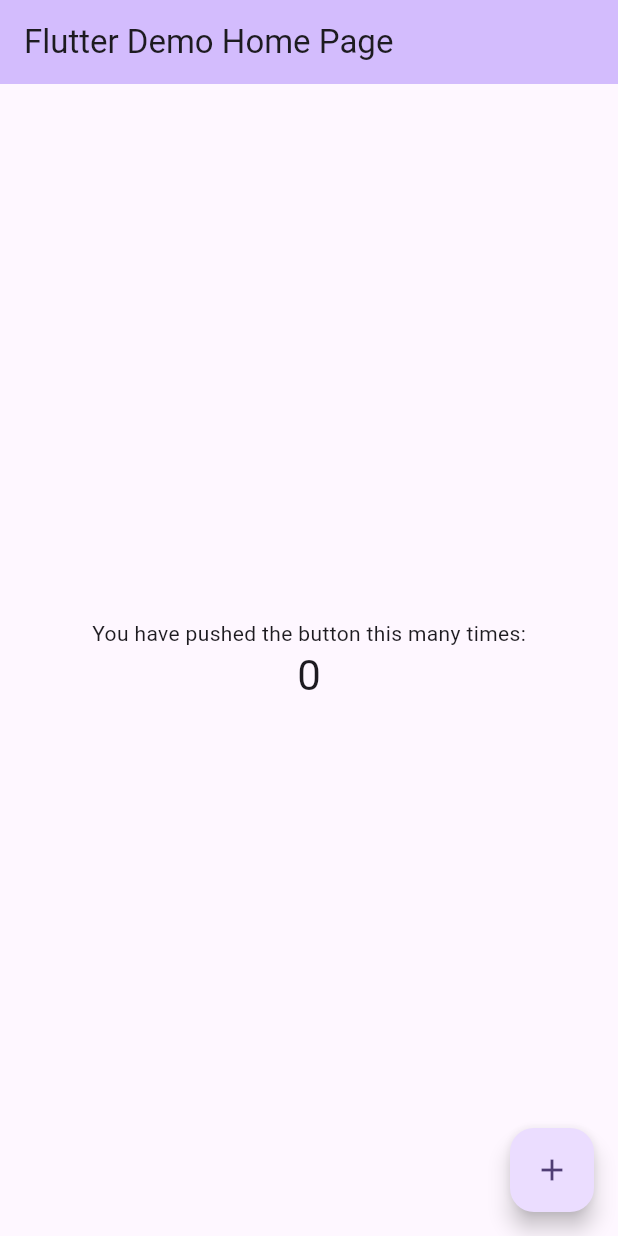
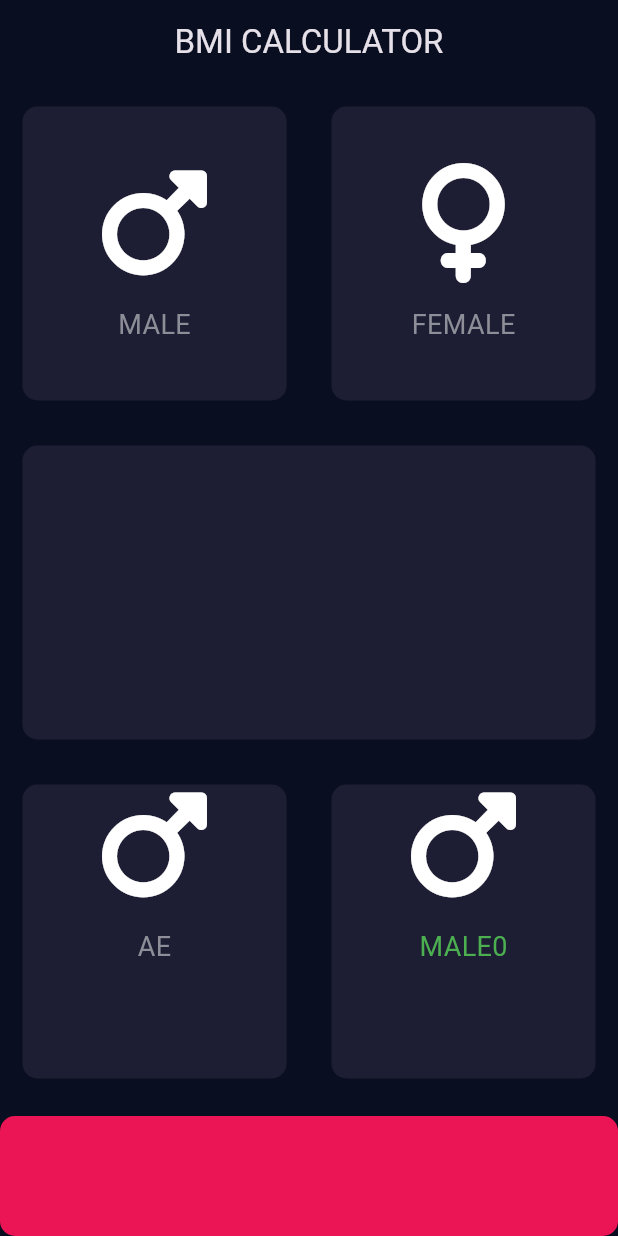
Before and after one commit to sulavkarki7/BMI, a Flutter app: the screen it shows after launch, on a phone screen of 412 x 824 dp. Run offline on Flutter 3.47's test engine with Material 3 defaults, Android fonts, the phone set to English and light mode, and no system bars; our stand-ins replace font_awesome_flutter.

Commit message:
2nd commit

```diff
--- /dev/null
+++ b/lib/icon_content.dart
@@ -0,0 +1,29 @@
+import 'package:flutter/material.dart';
+
+const labelTextStyle = TextStyle(
+  fontSize: 18.0,
+  color: Color(0xFF8D8E98),
+);
+
+class IconContent extends StatelessWidget {
+  IconContent({super.key, required this.icon, required this.label});
+  final IconData icon;
+  String label;
+
+  @override
+  Widget build(BuildContext context) {
+    return Column(
+      mainAxisAlignment: MainAxisAlignment.center,
+      children: [
+        Icon(
+          icon,
+          size: 80.0,
+        ),
+        SizedBox(
+          height: 15.0,
+        ),
+        Text(label, style: labelTextStyle),
+      ],
+    );
+  }
+}
--- /dev/null
+++ b/lib/input_page.dart
@@ -0,0 +1,130 @@
+import 'dart:math';
+import 'reusable_container.dart';
+import 'icon_content.dart';
+
+import 'main.dart';
+import 'package:flutter/material.dart';
+import 'package:font_awesome_flutter/font_awesome_flutter.dart';
+
+const bottomContainerHeight = 80.0;
+const bottomContainerColor = Color(0xFFEB1555);
+const activeContainerColor = Color(0xFF1D1E33);
+
+class InputPage extends StatefulWidget {
+  const InputPage({super.key});
+
+  @override
+  State<InputPage> createState() => _InputPageState();
+}
+
+class _InputPageState extends State<InputPage> {
+  @override
+  Widget build(BuildContext context) {
+    return Scaffold(
+      appBar: AppBar(
+        backgroundColor: Theme.of(context).primaryColor,
+        title: Center(
+          child: Text(
+            'BMI CALCULATOR',
+          ),
+        ),
+      ),
+      body: Column(
+        children: [
+          Expanded(
+            child: Row(
+              children: [
+                Expanded(
+                  child: ReusableContainer(
+                    colorr: activeContainerColor,
+                    cardchild: IconContent(
+                      icon: FontAwesomeIcons.mars,
+                      label: 'MALE',
+                    ),
+                  ),
+                ),
+                Expanded(
+                  child: ReusableContainer(
+                      colorr: activeContainerColor,
+                      cardchild: IconContent(
+                        icon: FontAwesomeIcons.venus,
+                        label: 'FEMALE',
+                      )),
+                ),
+              ],
+            ),
+          ),
+          Expanded(
+            child: Container(
+              margin: EdgeInsets.all(15.0),
+              decoration: BoxDecoration(
+                borderRadius: BorderRadius.circular(10.0),
+                color: activeContainerColor,
+              ),
+              height: 200.0,
+              width: 400.0,
+            ),
+          ),
+          Expanded(
+            child: Row(
+              children: [
+                Expanded(
+                  child: ReusableContainer(
+                    colorr: activeContainerColor,
+                    cardchild: Column(
+                      children: [
+                        Icon(
+                          FontAwesomeIcons.mars,
+                          size: 80.0,
+                        ),
+                        SizedBox(
+                          height: 15.0,
+                        ),
+                        Text(
+                          'AE',
+                          style: TextStyle(
+                            fontSize: 18.0,
+                            color: Color(0xFF8D8E98),
+                          ),
+                        )
+                      ],
+                    ),
+                  ),
+                ),
+                Expanded(
+                  child: ReusableContainer(
+                    colorr: activeContainerColor,
+                    cardchild: Column(
+                      children: [
+                        Icon(
+                          FontAwesomeIcons.mars,
+                          size: 80.0,
+                        ),
+                        SizedBox(
+                          height: 15.0,
+                        ),
+                        Text(
+                          'MALE0',
+                          style: TextStyle(fontSize: 18.0, color: Colors.green),
+                        )
+                      ],
+                    ),
+                  ),
+                ),
+              ],
+            ),
+          ),
+          Container(
+            width: double.infinity,
+            height: bottomContainerHeight,
+            margin: EdgeInsets.only(top: 10.0),
+            decoration: BoxDecoration(
+              borderRadius: BorderRadius.circular(10.0),
+              color: bottomContainerColor,
+            ),
+          ),
+        ],
+      ),
+    );
+  }
+}
--- a/lib/main.dart
+++ b/lib/main.dart
@@ -1,4 +1,5 @@
 import 'package:flutter/material.dart';
+import 'input_page.dart';
 
 void main() {
   runApp(const MyApp());
@@ -7,119 +8,15 @@ void main() {
 class MyApp extends StatelessWidget {
   const MyApp({super.key});
 
-  // This widget is the root of your application.
   @override
   Widget build(BuildContext context) {
     return MaterialApp(
-      title: 'Flutter Demo',
-      theme: ThemeData(
-        // This is the theme of your application.
-        //
-        // TRY THIS: Try running your application with "flutter run". You'll see
-        // the application has a purple toolbar. Then, without quitting the app,
-        // try changing the seedColor in the colorScheme below to Colors.green
-        // and then invoke "hot reload" (save your changes or press the "hot
-        // reload" button in a Flutter-supported IDE, or press "r" if you used
-        // the command line to start the app).
-        //
-        // Notice that the counter didn't reset back to zero; the application
-        // state is not lost during the reload. To reset the state, use hot
-        // restart instead.
-        //
-        // This works for code too, not just values: Most code changes can be
-        // tested with just a hot reload.
-        colorScheme: ColorScheme.fromSeed(seedColor: Colors.deepPurple),
-        useMaterial3: true,
+      theme: ThemeData.dark().copyWith(
+        primaryColor: Color(0xFF0A0E21),
+        scaffoldBackgroundColor: Color(0xFF0A0E21),
       ),
-      home: const MyHomePage(title: 'Flutter Demo Home Page'),
+      debugShowCheckedModeBanner: false,
+      home: InputPage(),
     );
   }
 }
-
-class MyHomePage extends StatefulWidget {
-  const MyHomePage({super.key, required this.title});
-
-  // This widget is the home page of your application. It is stateful, meaning
-  // that it has a State object (defined below) that contains fields that affect
-  // how it looks.
-
-  // This class is the configuration for the state. It holds the values (in this
-  // case the title) provided by the parent (in this case the App widget) and
-  // used by the build method of the State. Fields in a Widget subclass are
-  // always marked "final".
-
-  final String title;
-
-  @override
-  State<MyHomePage> createState() => _MyHomePageState();
-}
-
-class _MyHomePageState extends State<MyHomePage> {
-  int _counter = 0;
-
-  void _incrementCounter() {
-    setState(() {
-      // This call to setState tells the Flutter framework that something has
-      // changed in this State, which causes it to rerun the build method below
-      // so that the display can reflect the updated values. If we changed
-      // _counter without calling setState(), then the build method would not be
-      // called again, and so nothing would appear to happen.
-      _counter++;
-    });
-  }
-
-  @override
-  Widget build(BuildContext context) {
-    // This method is rerun every time setState is called, for instance as done
-    // by the _incrementCounter method above.
-    //
-    // The Flutter framework has been optimized to make rerunning build methods
-    // fast, so that you can just rebuild anything that needs updating rather
-    // than having to individually change instances of widgets.
-    return Scaffold(
-      appBar: AppBar(
-        // TRY THIS: Try changing the color here to a specific color (to
-        // Colors.amber, perhaps?) and trigger a hot reload to see the AppBar
-        // change color while the other colors stay the same.
-        backgroundColor: Theme.of(context).colorScheme.inversePrimary,
-        // Here we take the value from the MyHomePage object that was created by
-        // the App.build method, and use it to set our appbar title.
-        title: Text(widget.title),
-      ),
-      body: Center(
-        // Center is a layout widget. It takes a single child and positions it
-        // in the middle of the parent.
-        child: Column(
-          // Column is also a layout widget. It takes a list of children and
-          // arranges them vertically. By default, it sizes itself to fit its
-          // children horizontally, and tries to be as tall as its parent.
-          //
-          // Column has various properties to control how it sizes itself and
-          // how it positions its children. Here we use mainAxisAlignment to
-          // center the children vertically; the main axis here is the vertical
-          // axis because Columns are vertical (the cross axis would be
-          // horizontal).
-          //
-          // TRY THIS: Invoke "debug painting" (choose the "Toggle Debug Paint"
-          // action in the IDE, or press "p" in the console), to see the
-          // wireframe for each widget.
-          mainAxisAlignment: MainAxisAlignment.center,
-          children: <Widget>[
-            const Text(
-              'You have pushed the button this many times:',
-            ),
-            Text(
-              '$_counter',
-              style: Theme.of(context).textTheme.headlineMedium,
-            ),
-          ],
-        ),
-      ),
-      floatingActionButton: FloatingActionButton(
-        onPressed: _incrementCounter,
-        tooltip: 'Increment',
-        child: const Icon(Icons.add),
-      ), // This trailing comma makes auto-formatting nicer for build methods.
-    );
-  }
-}
--- /dev/null
+++ b/lib/reusable_container.dart
@@ -0,0 +1,22 @@
+import 'package:flutter/material.dart';
+
+class ReusableContainer extends StatelessWidget {
+  const ReusableContainer(
+      {super.key, required this.colorr, required this.cardchild});
+  final Color colorr;
+  final Widget cardchild;
+
+  @override
+  Widget build(BuildContext context) {
+    return Container(
+      child: cardchild,
+      margin: EdgeInsets.all(15.0),
+      decoration: BoxDecoration(
+        borderRadius: BorderRadius.circular(10.0),
+        color: colorr,
+      ),
+      height: 200.0,
+      width: 170.0,
+    );
+  }
+}
--- a/pubspec.yaml
+++ b/pubspec.yaml
@@ -35,6 +35,7 @@ dependencies:
   # The following adds the Cupertino Icons font to your application.
   # Use with the CupertinoIcons class for iOS style icons.
   cupertino_icons: ^1.0.6
+  font_awesome_flutter: ^10.7.0
 
 dev_dependencies:
   flutter_test:
```
Also changed, not shown: pubspec.lock.
